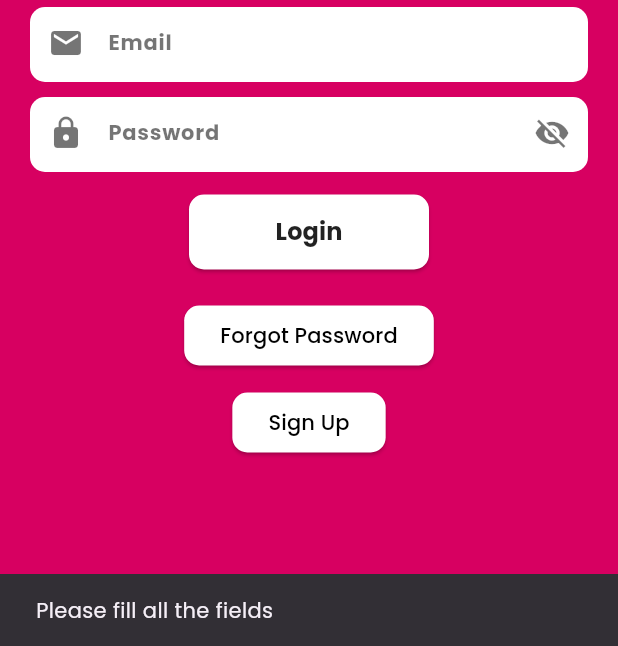
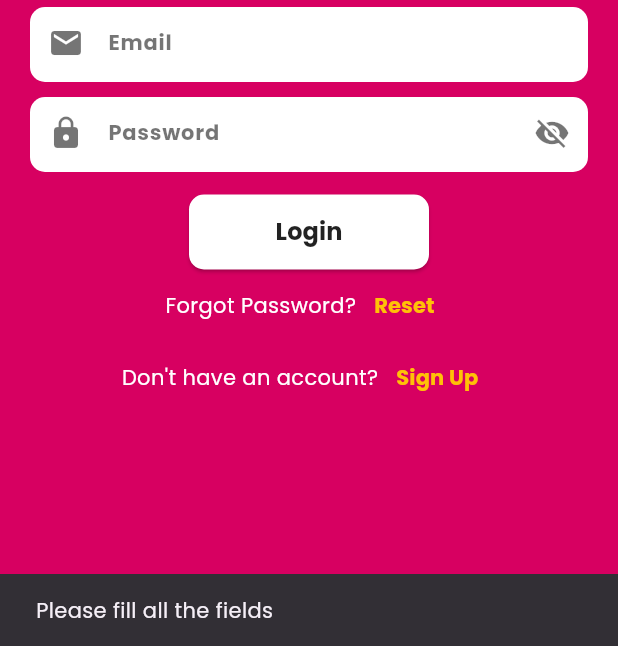
Before and after one commit to Ayushpanditmoto/juconfession, a Flutter app: the screen it shows after launch, after a tap on "Login", on a phone screen of 412 x 824 dp, the part 590-1236 px from its top. Run offline on Flutter 3.47's test engine with Material 2 defaults, Android fonts, the phone set to English and light mode, and no system bars; our stand-ins replace cached_network_image, cloud_firestore, connectivity_plus, firebase_auth, firebase_core, firebase_database and 10 more; missing offline and left inert: cloudinary, flutter_webrtc, peerdart; accounts and stored records are empty; network calls fail.

Commit message:
added fix

```diff
--- a/lib/Screens/login_page.dart
+++ b/lib/Screens/login_page.dart
@@ -130,29 +130,69 @@ class _LoginState extends State<Login> {
                           ),
                         ),
                 ),
-                const SizedBox(height: 20),
-                ElevatedButton(
+
+                // forgot password text button
+                Row(
+                  mainAxisAlignment: MainAxisAlignment.center,
+                  children: [
+                    const Text(
+                      'Forgot Password?',
+                      style: TextStyle(
+                        color: Colors.white,
+                        fontSize: 14,
+                      ),
+                    ),
+                    TextButton(
                       onPressed: () {
                         Navigator.pushNamed(context, RoutePath.forgot);
                       },
-                  style: ElevatedButton.styleFrom(
-                    foregroundColor: Colors.black,
-                    backgroundColor: Colors.white,
+                      child: const Text(
+                        'Reset',
+                        style: TextStyle(
+                          fontSize: 14,
+                          color: Colors.amber,
+                          fontWeight: FontWeight.bold,
                         ),
-                  child: const Text('Forgot Password'),
                       ),
-                // sign up button
-                const SizedBox(height: 10),
-                ElevatedButton(
+                    ),
+                  ],
+                ),
+
+                Row(
+                  mainAxisAlignment: MainAxisAlignment.center,
+                  children: [
+                    const Text(
+                      'Don\'t have an account?',
+                      style: TextStyle(
+                        color: Colors.white,
+                        fontSize: 14,
+                      ),
+                    ),
+                    TextButton(
                       onPressed: () {
                         Navigator.pushNamed(context, RoutePath.signup);
                       },
-                  style: ElevatedButton.styleFrom(
-                    foregroundColor: Colors.black,
-                    backgroundColor: Colors.white,
+                      child: const Text(
+                        'Sign Up',
+                        style: TextStyle(
+                          fontSize: 14,
+                          color: Colors.amber,
+                          fontWeight: FontWeight.bold,
                         ),
-                  child: const Text('Sign Up'),
                       ),
+                    ),
+                  ],
+                )
+                // ElevatedButton(
+                //   onPressed: () {
+                //     Navigator.pushNamed(context, RoutePath.signup);
+                //   },
+                //   style: ElevatedButton.styleFrom(
+                //     foregroundColor: Colors.black,
+                //     backgroundColor: Colors.white,
+                //   ),
+                //   child: const Text('Sign Up'),
+                // ),
               ],
             ),
           ),
--- a/lib/services/auth.firebase.dart
+++ b/lib/services/auth.firebase.dart
@@ -54,19 +54,18 @@ class AuthMethod {
           password: password,
         );
 
+        //sent verification email
+        // User? user = userCredential.user;
+        // if (user != null && !user.emailVerified) {
+        //   await user.sendEmailVerification();
+
         //cloudinary
         String? imageLink =
             await Cloud.uploadImageToStorage(image, 'ProfileImages', email);
 
-        //fire base storage
-        // String imageUrl = await _storageMethods.uploadImageToStorage(
-        //   'ProfileImages',
-        //   image,
-        //   false,
-        // );
-
         User? user = userCredential.user;
-        if (user != null) {
+        if (user != null && !user.emailVerified) {
+          await user.sendEmailVerification();
           user.updateDisplayName(name);
           user.updatePhotoURL(imageLink);
 
@@ -80,7 +79,7 @@ class AuthMethod {
             bio: '',
             followers: [],
             following: [],
-            isVerified: false,
+            isVerified: user.emailVerified ? true : false,
             isBanned: false,
             faculty: faculty,
             department: department,
@@ -92,7 +91,7 @@ class AuthMethod {
               .collection('users')
               .doc(user.uid)
               .set(users.toJson());
-          res = "Signed Up Successfully";
+          res = "Verification Email Sent";
         }
       }
     } on FirebaseAuthException catch (e) {
@@ -125,7 +124,12 @@ class AuthMethod {
         );
 
         User? user = userCredential.user;
-        if (user != null) {
+        if (user != null && user.emailVerified) {
+          await _firestore
+              .collection('users')
+              .doc(user.uid)
+              .update({'isVerified': true});
+
           res = "Logged In Successfully";
         }
       }
```
Also changed, not shown: lib/Screens/verify.email.dart (added, +87 -0 lines). Lines whose indentation alone changed are shown as unchanged.
